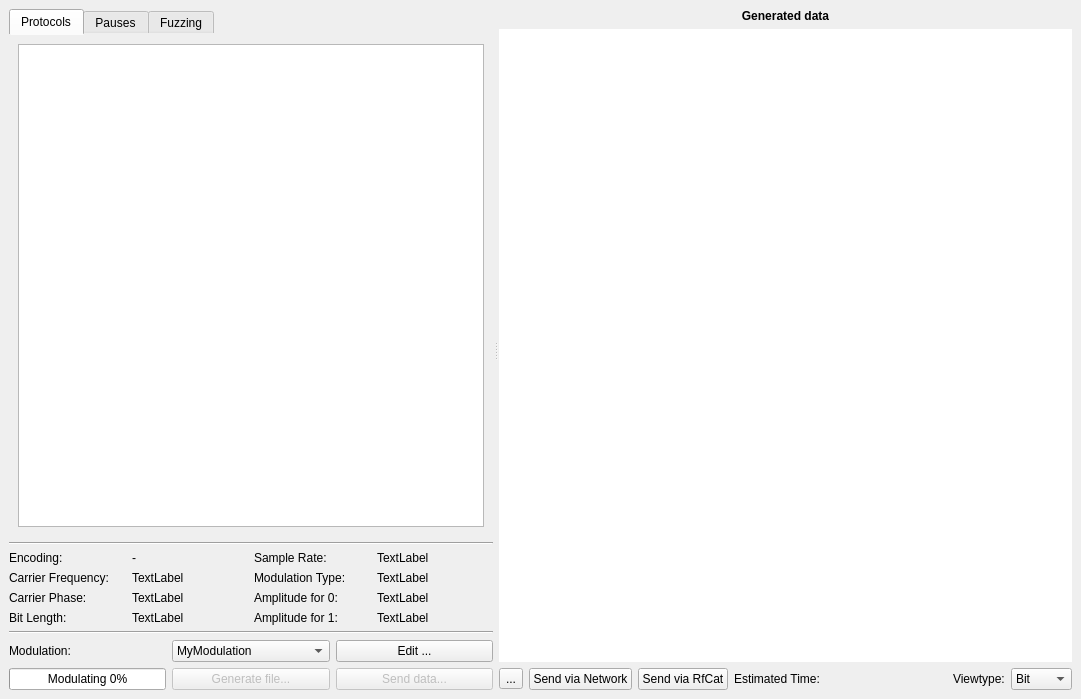
The window that ui/generator.ui (jopohl/urh) describes before a commit, drawn with Qt 5.
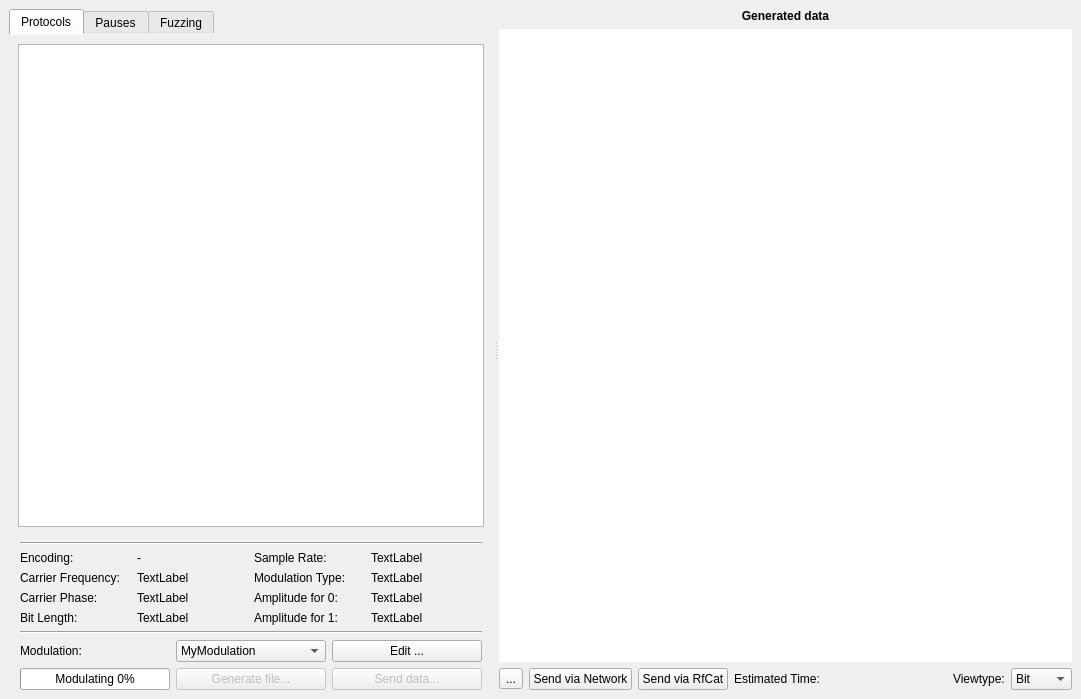
The same window after the commit. Icons and pictures are not drawn. Custom widgets are drawn as their Qt base class.

```diff
--- a/ui/generator.ui
+++ b/ui/generator.ui
@@ -246,6 +246,12 @@
            </item>
            <item>
             <layout class="QGridLayout" name="gridLayout_6">
+             <property name="leftMargin">
+              <number>11</number>
+             </property>
+             <property name="rightMargin">
+              <number>11</number>
+             </property>
              <item row="2" column="1">
               <widget class="QComboBox" name="cBoxModulations">
                <item>
```
